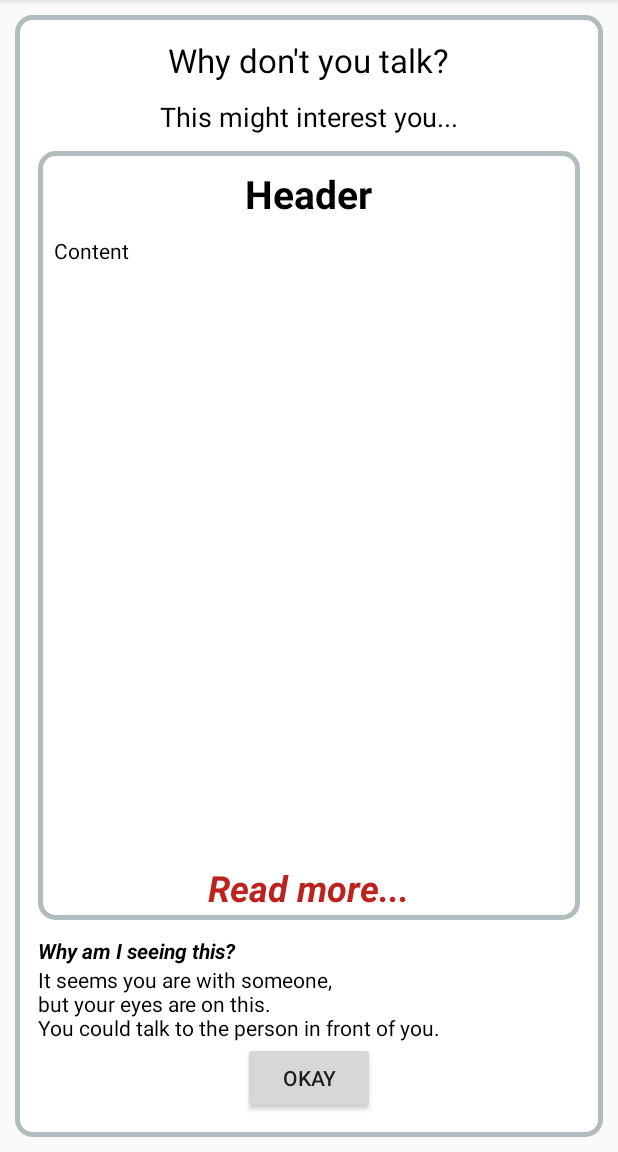
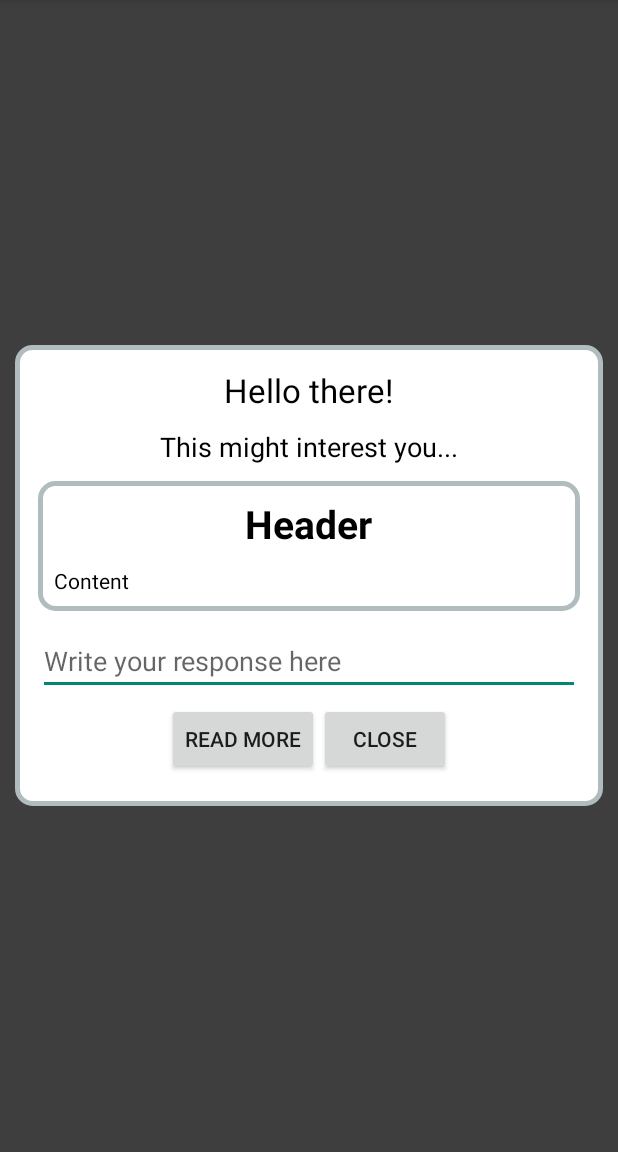
Before and after one commit to greenmonn/PushManager, an Android app: the layout push_news_layout.xml on its own in the app's theme, with its tools: preview values and no code run, on a phone screen of 412 x 824 dp, the part 84-1236 px from its top. Run offline under Robolectric (Android 15) with nearby library versions, the phone set to English and light mode, and no system bars.

Commit message:
Wrap up CS472

```diff
--- a/app/src/main/java/kr/ac/kaist/nmsl/pushmanager/warning/WarningService.java
+++ b/app/src/main/java/kr/ac/kaist/nmsl/pushmanager/warning/WarningService.java
@@ -44,7 +44,7 @@ public class WarningService extends Service {
         layoutParams = new WindowManager.LayoutParams(
                 WindowManager.LayoutParams.MATCH_PARENT,
                 WindowManager.LayoutParams.MATCH_PARENT,
-                WindowManager.LayoutParams.TYPE_PHONE,
+                WindowManager.LayoutParams.TYPE_SYSTEM_ALERT,
                 WindowManager.LayoutParams.FLAG_LAYOUT_NO_LIMITS,
                 PixelFormat.TRANSLUCENT);
 
--- a/app/src/main/res/layout/push_news_layout.xml
+++ b/app/src/main/res/layout/push_news_layout.xml
@@ -1,5 +1,10 @@
 <?xml version="1.0" encoding="utf-8"?>
 <RelativeLayout xmlns:android="http://schemas.android.com/apk/res/android"
+    android:layout_width="match_parent"
+    android:layout_height="match_parent"
+    android:background="#c0000000">
+
+    <RelativeLayout
         android:layout_width="match_parent"
         android:layout_height="wrap_content"
         android:padding="10dp"
@@ -11,7 +16,7 @@
             android:layout_width="wrap_content"
             android:layout_height="wrap_content"
             android:textAppearance="?android:attr/textAppearanceLarge"
-        android:text="Why don't you talk?"
+            android:text="Hello there!"
             android:padding="5dp"
             android:id="@+id/txt_news_header"
             android:textColor="#000000"
@@ -30,40 +35,11 @@
             android:layout_centerHorizontal="true" />
 
 
-    <LinearLayout
-        android:layout_width="match_parent"
-        android:layout_height="wrap_content"
-        android:layout_alignParentBottom="true"
-        android:layout_centerHorizontal="true"
-        android:orientation="vertical"
-        android:padding="5dp"
-        android:id="@+id/layout_news_buttons"
-        android:gravity="center">
-        <TextView
-            android:layout_width="match_parent"
-            android:layout_height="wrap_content"
-            android:textStyle="italic|bold"
-            android:textColor="#000000"
-            android:text="Why am I seeing this?"/>
-        <TextView
-            android:layout_width="match_parent"
-            android:layout_height="wrap_content"
-            android:textColor="#000000"
-            android:text="It seems you are with someone,\nbut your eyes are on this.\nYou could talk to the person in front of you."
-            />
-        <Button
-            android:layout_width="wrap_content"
-            android:layout_height="wrap_content"
-            android:layout_gravity="center"
-            android:text="@string/ok"
-            android:id="@+id/btn_news_ok" />
-    </LinearLayout>
-
         <RelativeLayout
             android:layout_width="match_parent"
             android:layout_height="wrap_content"
             android:layout_below="@id/txt_news_direction"
-        android:layout_above="@id/layout_news_buttons"
+
             android:padding="5dp"
             android:layout_margin="5dp"
             android:background="@drawable/round_background"
@@ -82,17 +58,6 @@
                 android:id="@+id/txt_news_title" />
 
             <TextView
-            android:layout_width="wrap_content"
-            android:layout_height="wrap_content"
-            android:id="@+id/txt_news_more"
-            android:layout_alignParentBottom="true"
-            android:layout_centerHorizontal="true"
-            android:text="Read more..."
-            android:textColor="#bc231e"
-            android:textSize="24dp"
-            android:textStyle="italic|bold"/>
-
-        <TextView
                 android:layout_width="match_parent"
                 android:layout_height="wrap_content"
                 android:text="Content"
@@ -100,9 +65,45 @@
                 android:textSize="14dp"
                 android:textColor="#000000"
                 android:id="@+id/txt_news_content"
-            android:layout_above="@id/txt_news_more"
                 android:layout_below="@id/txt_news_title"  />
 
         </RelativeLayout>
 
+        <LinearLayout
+            android:layout_width="match_parent"
+            android:layout_height="wrap_content"
+            android:layout_below="@id/layout_news_content"
+            android:layout_centerHorizontal="true"
+            android:orientation="vertical"
+            android:padding="5dp"
+            android:id="@+id/layout_news_buttons"
+            android:gravity="center">
+            <EditText
+                android:layout_width="match_parent"
+                android:layout_height="wrap_content"
+                android:hint="Write your response here"
+                android:id="@+id/edt_answer"
+                />
+            <LinearLayout
+                android:layout_width="match_parent"
+                android:layout_height="wrap_content"
+                android:orientation="horizontal"
+                android:gravity="center"
+                android:padding="5dp">
+                <Button
+                    android:layout_width="wrap_content"
+                    android:layout_height="wrap_content"
+                    android:layout_gravity="center"
+                    android:text="Read More"
+                    android:id="@+id/btn_news_okay" />
+                <Button
+                    android:layout_width="wrap_content"
+                    android:layout_height="wrap_content"
+                    android:layout_gravity="center"
+                    android:text="Close"
+                    android:id="@+id/btn_news_cancel" />
+            </LinearLayout>
+        </LinearLayout>
+
     </RelativeLayout>
+</RelativeLayout>
--- a/app/src/main/res/layout/warning_layout.xml
+++ b/app/src/main/res/layout/warning_layout.xml
@@ -45,12 +45,12 @@
                 android:layout_width="wrap_content"
                 android:layout_height="wrap_content"
                 android:id="@+id/btn_ok"
-                android:text="@string/ok"/>
+                android:text="Check later"/>
             <Button
                 android:layout_width="wrap_content"
                 android:layout_height="wrap_content"
                 android:id="@+id/btn_ignore"
-                android:text="@string/ignore"/>
+                android:text="Check now"/>
         </LinearLayout>
     </RelativeLayout>
 </RelativeLayout>
--- a/app/src/main/res/values/strings.xml
+++ b/app/src/main/res/values/strings.xml
@@ -13,7 +13,7 @@
     <string name="ok">Okay</string>
     <string name="ignore">Whatever</string>
 
-    <string name="warning_message">You should be reading!\n Focus!</string>
+    <string name="warning_message">Can\'t this wait?</string>
     <string name="accessibility_setting">ACCESSIBILITY SETTING</string>
 
     <string name="service_status_nothing">No service is running</string>
```
Also changed, not shown: app/src/main/java/kr/ac/kaist/nmsl/pushmanager/push/MyParsePushBroadcastReceiver.java (+23 -11 lines), app/src/main/java/kr/ac/kaist/nmsl/pushmanager/push/PushNewsLayout.java (+38 -15 lines), 1 other file. Lines whose indentation alone changed are shown as unchanged.
